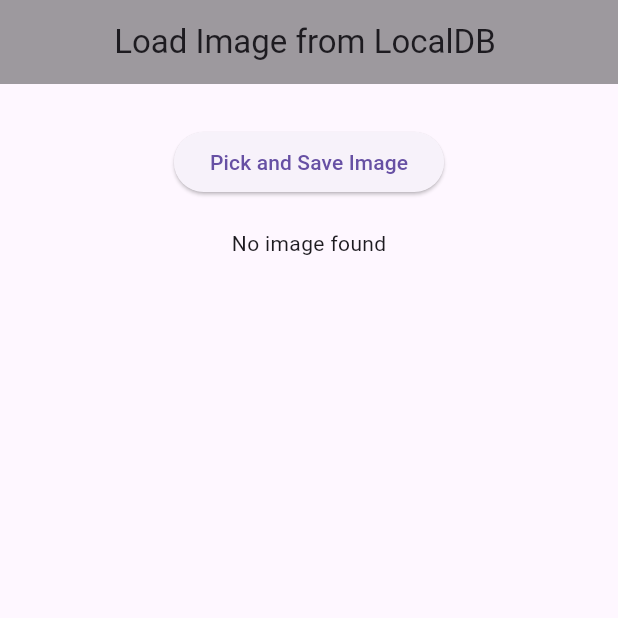
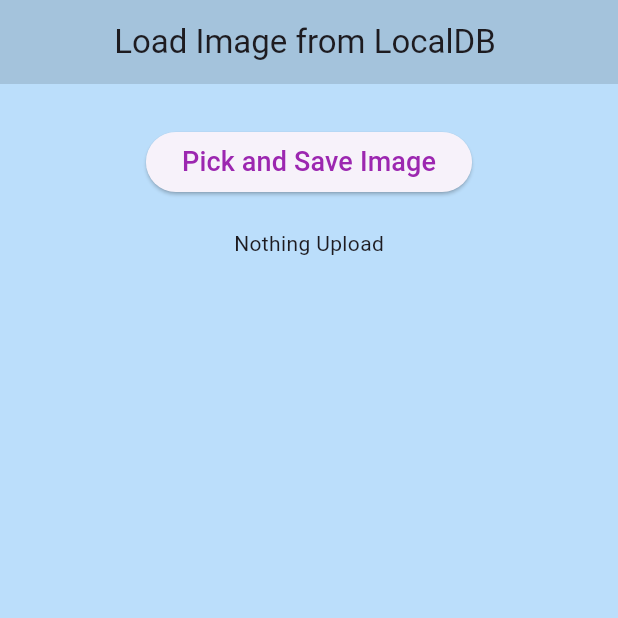
Before and after one commit to Kawser-Miah/Image-upload, a Flutter app: the screen it shows after launch, on a phone screen of 412 x 824 dp, the top half of it. Run offline on Flutter 3.47's test engine with Material 3 defaults, Android fonts, the phone set to English and light mode, and no system bars; our stand-ins replace hive_flutter, image_picker; accounts and stored records are empty.

Commit message:
ass backgroud color

```diff
--- a/lib/home.dart
+++ b/lib/home.dart
@@ -48,8 +48,9 @@ class _SaveAndDisplayImagePageState extends State<SaveAndDisplayImagePage> {
   @override
   Widget build(BuildContext context) {
     return Scaffold(
+      backgroundColor: Colors.blue[100],
       appBar: AppBar(
-        backgroundColor: Colors.black38,
+        backgroundColor: Colors.black12,
         title: const Text("Load Image from LocalDB "),
         centerTitle: true,
       ),
@@ -63,7 +64,13 @@ class _SaveAndDisplayImagePageState extends State<SaveAndDisplayImagePage> {
             Center(
               child: ElevatedButton(
                 onPressed: pickAndSaveImage,
-                child: const Text("Pick and Save Image"),
+                child: const Text(
+                  "Pick and Save Image",
+                  style: TextStyle(
+                    fontSize: 18,
+                    color: Colors.purple,
+                  ),
+                ),
               ),
             ),
             const SizedBox(height: 20),
@@ -73,7 +80,7 @@ class _SaveAndDisplayImagePageState extends State<SaveAndDisplayImagePage> {
                 if (snapshot.connectionState == ConnectionState.waiting) {
                   return const CircularProgressIndicator();
                 } else if (!snapshot.hasData) {
-                  return const Text("No image found");
+                  return const Text("Nothing Upload");
                 } else {
                   return Column(
                     children: [
```
